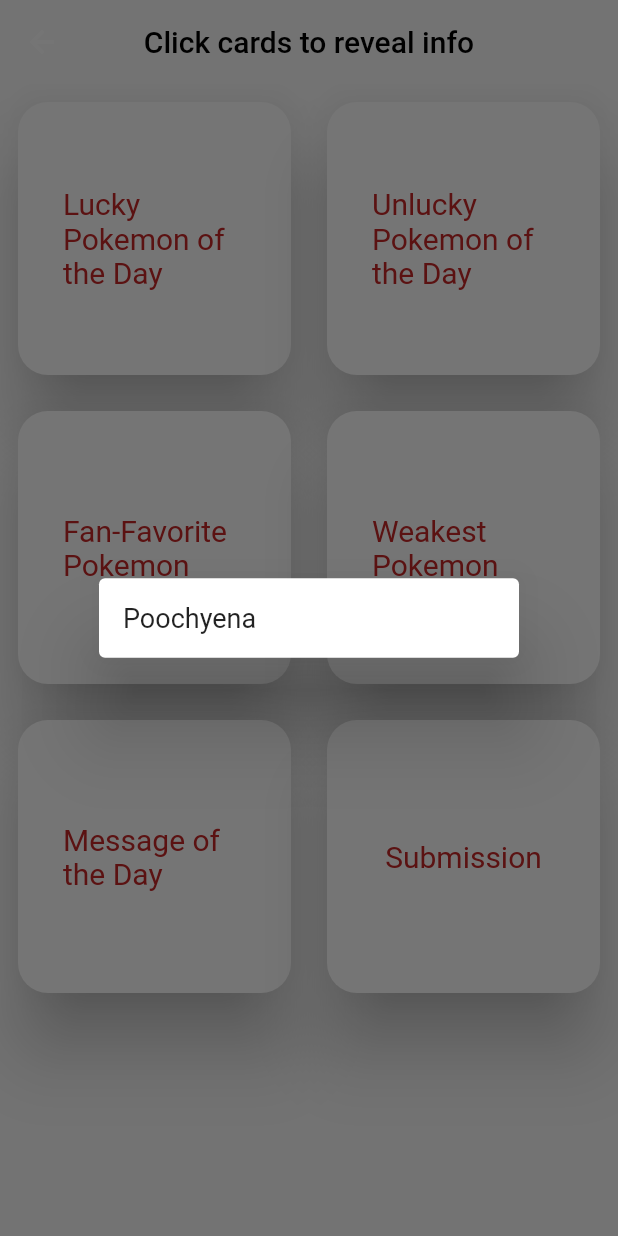
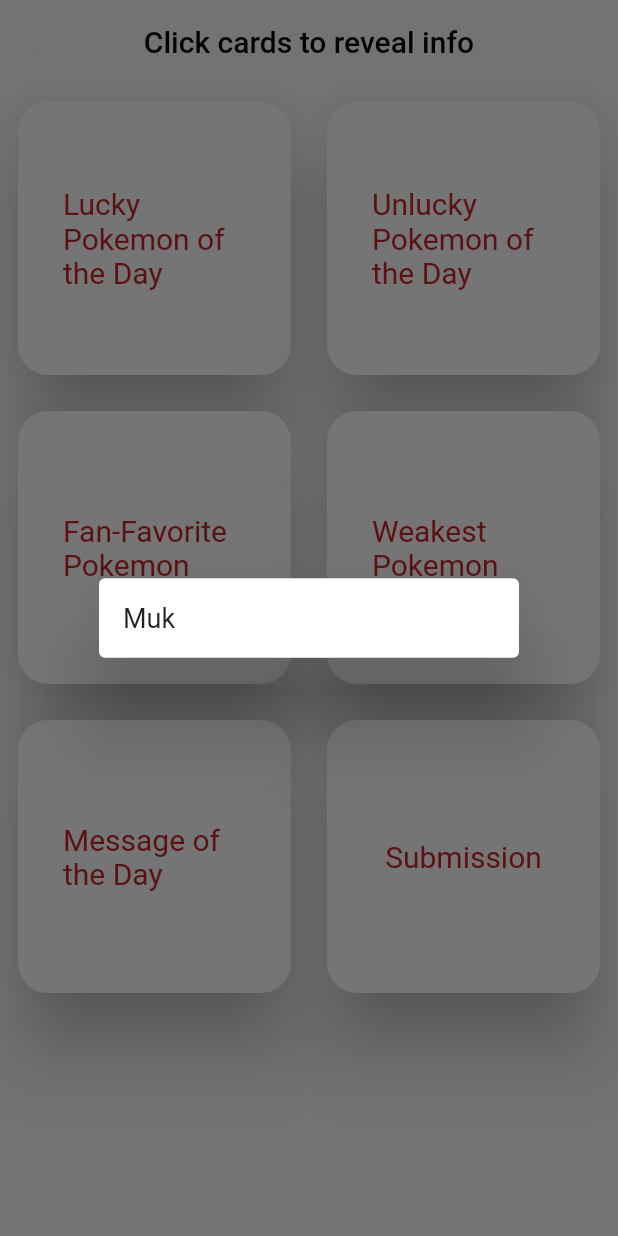
Before and after one commit to b1gmcdaddy/PokeGen, a Flutter app: the Page2 screen opened directly, after a tap on "Lucky Pokemon of the Day", on a phone screen of 412 x 824 dp. Run offline on Flutter 3.47's test engine with Material 2 defaults, Android fonts, the light colour scheme and no system bars; network calls fail.

Commit message:
page3 icon & start

```diff
--- a/lib/screens/Home.dart
+++ b/lib/screens/Home.dart
@@ -35,7 +35,7 @@
           BottomNavigationBarItem(
               icon: Icon(Icons.dashboard), label: "Dashboard"),
           BottomNavigationBarItem(icon: Icon(Icons.bar_chart_outlined), label: "Info"),
-          BottomNavigationBarItem(icon: Icon(Icons.ac_unit), label: "Page 3"),
+          BottomNavigationBarItem(icon: Icon(Icons.summarize_sharp), label: "READMe"),
         ],
         selectedItemColor: const Color.fromRGBO(102, 13, 13, 1),
         currentIndex: pageIndex,
--- a/lib/screens/Page2Info.dart
+++ b/lib/screens/Page2Info.dart
@@ -11,7 +11,7 @@
   ];
 
   final List<String> inside = [
-    'Poochyena',
+    'Muk',
     'Squirtle',
     'Pikachu / Charizard',
     'Magikarp',
@@ -36,13 +36,13 @@
         children: List.generate(desc.length, (index) {
           return GestureDetector(
             onTap: () {
-              _showCardTextModal(context, inside[index]);
+              openModal(context, inside[index]);
             },
             child: Card(
               elevation: 20.0,
               margin: EdgeInsets.all(12.0),
               shape: RoundedRectangleBorder(
-              borderRadius: BorderRadius.circular(20)),
+                  borderRadius: BorderRadius.circular(20)),
               child: Container(
                 width: 150.0,
                 height: 150.0,
@@ -50,8 +50,7 @@
                 padding: EdgeInsets.all(30.0),
                 child: Text(
                   desc[index],
-                  style: TextStyle(fontSize: 20.0,
-                  color: Colors.red[800]),
+                  style: TextStyle(fontSize: 20.0, color: Colors.red[800]),
                 ),
               ),
             ),
@@ -61,7 +60,7 @@
     );
   }
 
-  void _showCardTextModal(BuildContext context, String inside) {
+  void openModal(BuildContext context, String inside) {
     showDialog(
       context: context,
       builder: (context) {
```
